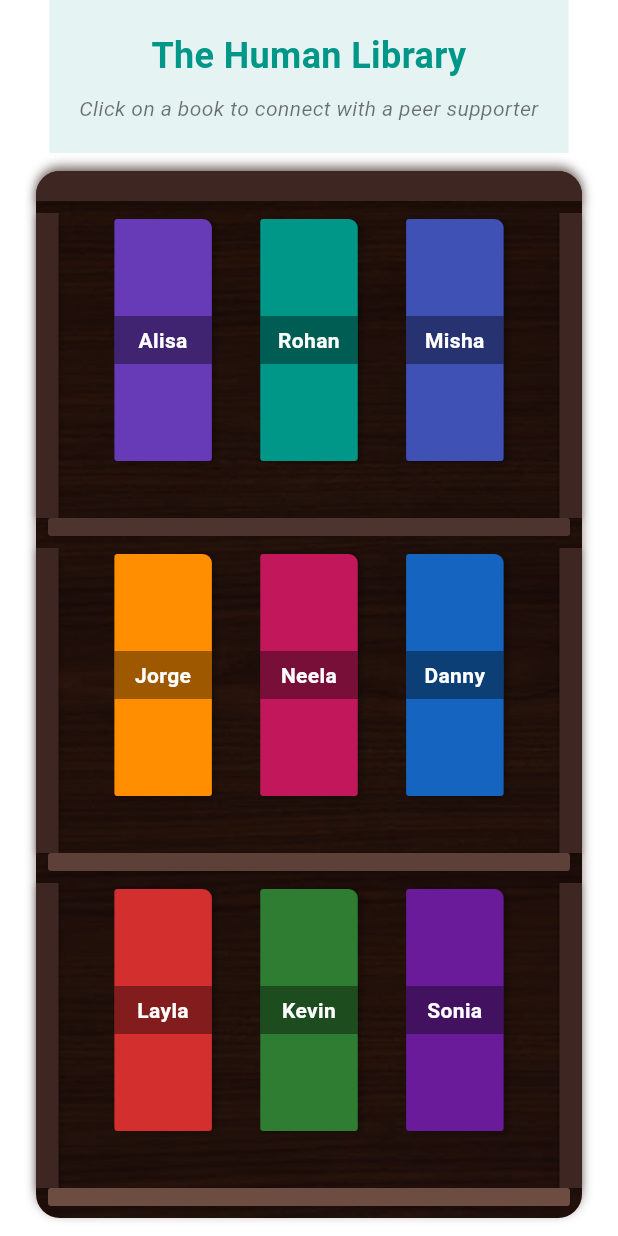
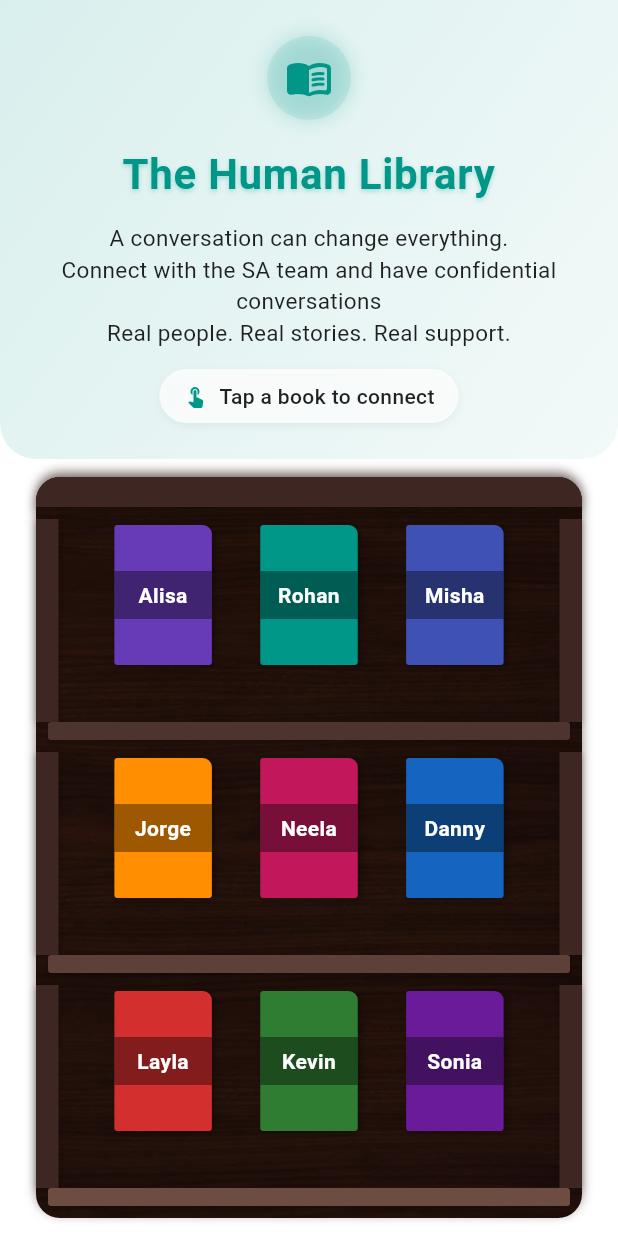
Before and after one commit to ByteCommitter/SustaBit, a Flutter app: the CommunitySeireineTeamTab widget shown alone on an empty page, opened directly, on a phone screen of 412 x 824 dp. Run offline on Flutter 3.47's test engine with Material 3 defaults, Android fonts, the phone set to English and light mode, and no system bars; our stand-ins replace cloud_firestore, font_awesome_flutter, get; accounts and stored records are empty.

Commit message:
Library Aesheticised v1

```diff
--- a/lib/pages/Community/community_sereine_team_tab.dart
+++ b/lib/pages/Community/community_sereine_team_tab.dart
@@ -16,31 +16,115 @@ class CommunitySeireineTeamTab extends StatelessWidget {
   Widget build(BuildContext context) {
     return Column(
       children: [
-        // Header section with minimal description
+        // Enhanced header section with modern design
         Container(
-          padding: const EdgeInsets.all(20),
-          color: AppColors.primary.withOpacity(0.1),
+          padding: const EdgeInsets.symmetric(vertical: 24, horizontal: 20),
+          decoration: BoxDecoration(
+            gradient: LinearGradient(
+              begin: Alignment.topLeft,
+              end: Alignment.bottomRight,
+              colors: [
+                AppColors.primary.withOpacity(0.15),
+                AppColors.primary.withOpacity(0.05),
+              ],
+            ),
+            borderRadius: const BorderRadius.only(
+              bottomLeft: Radius.circular(24),
+              bottomRight: Radius.circular(24),
+            ),
+          ),
           child: Column(
             children: [
+              // Icon with circular background
+              Container(
+                padding: const EdgeInsets.all(12),
+                decoration: BoxDecoration(
+                  color: AppColors.primary.withOpacity(0.1),
+                  shape: BoxShape.circle,
+                  boxShadow: [
+                    BoxShadow(
+                      color: AppColors.primary.withOpacity(0.2),
+                      blurRadius: 10,
+                      spreadRadius: 1,
+                    ),
+                  ],
+                ),
+                child: Icon(
+                  Icons.menu_book_rounded,
+                  size: 32,
+                  color: AppColors.primary,
+                ),
+              ),
+              const SizedBox(height: 16),
+
+              // Title with enhanced typography
               Text(
                 'The Human Library',
                 style: TextStyle(
-                  fontSize: 24,
+                  fontSize: 28,
                   fontWeight: FontWeight.bold,
                   color: AppColors.primary,
+                  letterSpacing: 0.5,
+                  shadows: [
+                    Shadow(
+                      color: AppColors.primary.withOpacity(0.3),
+                      blurRadius: 4,
+                      offset: const Offset(0, 1),
+                    ),
+                  ],
                 ),
                 textAlign: TextAlign.center,
               ),
-              // Minimal description - to be updated later by user
-              const SizedBox(height: 8),
+
+              const SizedBox(height: 12),
+
+              // Description with improved styling
               Text(
-                'Click on a book to connect with a peer supporter',
+                'A conversation can change everything.\nConnect with the SA team and have confidential conversations\nReal people. Real stories. Real support.',
                 style: TextStyle(
-                  fontSize: 14,
-                  fontStyle: FontStyle.italic,
-                  color: AppColors.textSecondary,
+                  fontSize: 15,
+                  color: AppColors.textPrimary,
+                  height: 1.4,
                 ),
                 textAlign: TextAlign.center,
+              ),
+
+              const SizedBox(height: 14),
+
+              // Instruction with subtle accent
+              Container(
+                padding: const EdgeInsets.symmetric(vertical: 8, horizontal: 16),
+                decoration: BoxDecoration(
+                  color: Colors.white.withOpacity(0.8),
+                  borderRadius: BorderRadius.circular(20),
+                  boxShadow: [
+                    BoxShadow(
+                      color: Colors.black.withOpacity(0.05),
+                      blurRadius: 4,
+                      spreadRadius: 0,
+                      offset: const Offset(0, 2),
+                    ),
+                  ],
+                ),
+                child: Row(
+                  mainAxisSize: MainAxisSize.min,
+                  children: [
+                    Icon(
+                      Icons.touch_app,
+                      size: 16,
+                      color: AppColors.primary,
+                    ),
+                    const SizedBox(width: 8),
+                    Text(
+                      'Tap a book to connect',
+                      style: TextStyle(
+                        fontSize: 14,
+                        fontWeight: FontWeight.w500,
+                        color: AppColors.textPrimary,
+                      ),
+                    ),
+                  ],
+                ),
               ),
             ],
           ),
```
